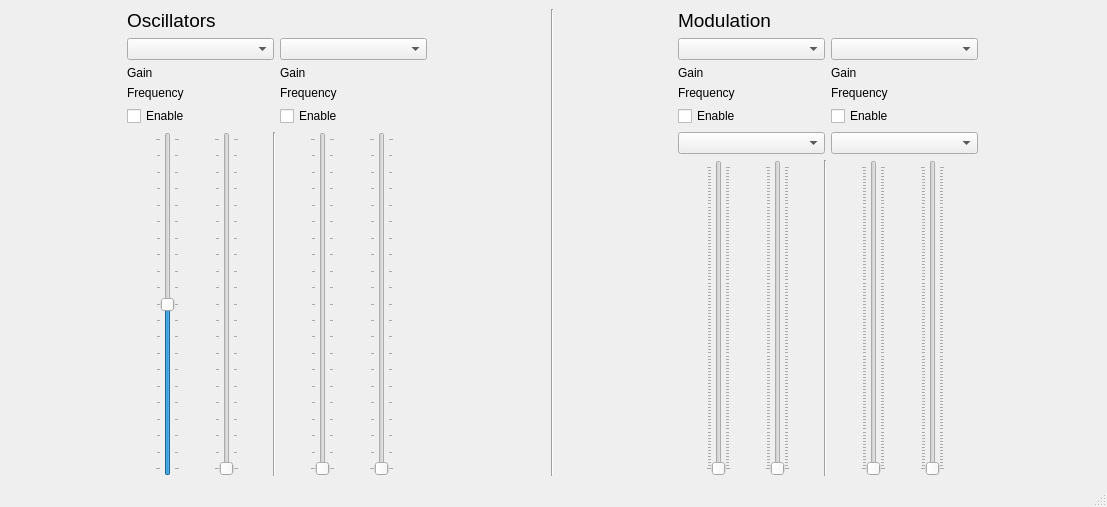
Qt form main.ui (mtirado1/digital-synth) before a commit.
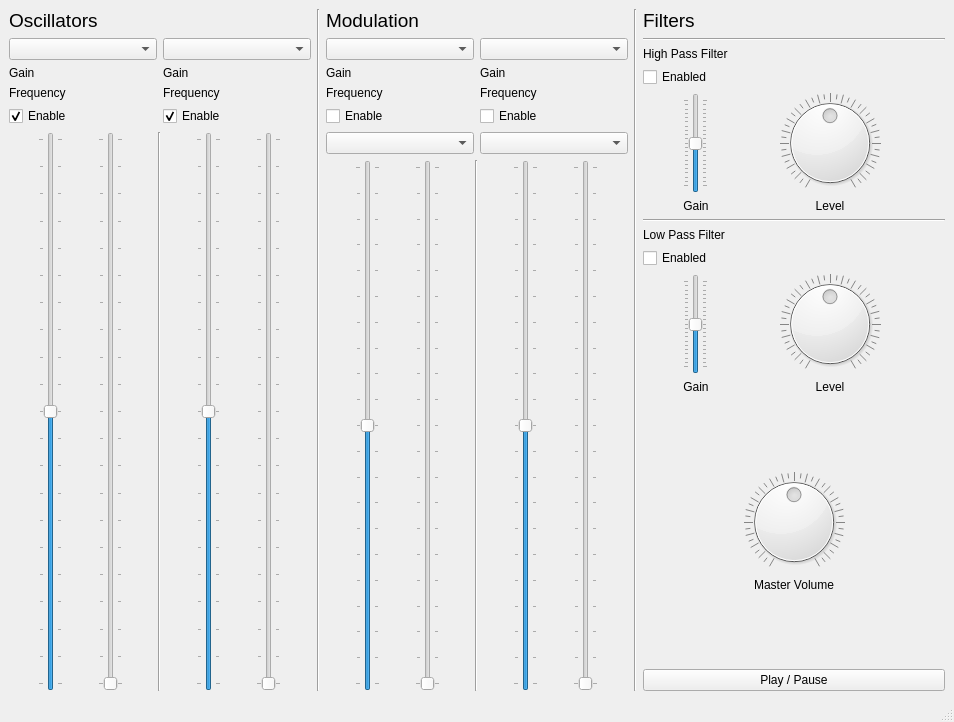
The same form after that commit.

Commit message: Add AM/FM modulation

Diff of the .ui file:
```diff
--- a/main.ui
+++ b/main.ui
@@ -2,23 +2,210 @@
 <ui version="4.0">
  <class>MainWindow</class>
  <widget class="QMainWindow" name="MainWindow">
+  <property name="windowModality">
+   <enum>Qt::NonModal</enum>
+  </property>
   <property name="geometry">
    <rect>
     <x>0</x>
     <y>0</y>
-    <width>1107</width>
-    <height>507</height>
+    <width>954</width>
+    <height>722</height>
    </rect>
   </property>
   <property name="windowTitle">
    <string>MainWindow</string>
   </property>
+  <property name="styleSheet">
+   <string notr="true"/>
+  </property>
+  <property name="tabShape">
+   <enum>QTabWidget::Rounded</enum>
+  </property>
   <widget class="QWidget" name="centralwidget">
+   <property name="styleSheet">
+    <string notr="true"/>
+   </property>
    <layout class="QGridLayout" name="gridLayout">
+    <item row="0" column="3">
+     <layout class="QVBoxLayout" name="verticalLayout_2">
+      <item>
+       <widget class="QLabel" name="label_2">
+        <property name="sizePolicy">
+         <sizepolicy hsizetype="Expanding" vsizetype="Preferred">
+          <horstretch>0</horstretch>
+          <verstretch>0</verstretch>
+         </sizepolicy>
+        </property>
+        <property name="minimumSize">
+         <size>
+          <width>300</width>
+          <height>0</height>
+         </size>
+        </property>
+        <property name="text">
+         <string>&lt;html&gt;&lt;head/&gt;&lt;body&gt;&lt;p&gt;&lt;span style=&quot; font-size:14pt;&quot;&gt;Modulation&lt;/span&gt;&lt;/p&gt;&lt;/body&gt;&lt;/html&gt;</string>
+        </property>
+       </widget>
+      </item>
+      <item>
+       <layout class="QGridLayout" name="gridLayout_3">
+        <item row="0" column="0">
+         <widget class="QComboBox" name="mod1Type"/>
+        </item>
+        <item row="0" column="1">
+         <widget class="QComboBox" name="mod2Type"/>
+        </item>
+        <item row="2" column="0">
+         <widget class="QLabel" name="mod1FreqLabel">
+          <property name="text">
+           <string>Frequency</string>
+          </property>
+         </widget>
+        </item>
+        <item row="5" column="0">
+         <widget class="QComboBox" name="mod1Mode"/>
+        </item>
+        <item row="1" column="0">
+         <widget class="QLabel" name="mod1GainLabel">
+          <property name="text">
+           <string>Gain</string>
+          </property>
+         </widget>
+        </item>
+        <item row="1" column="1">
+         <widget class="QLabel" name="mod2GainLabel">
+          <property name="text">
+           <string>Gain</string>
+          </property>
+         </widget>
+        </item>
+        <item row="2" column="1">
+         <widget class="QLabel" name="mod2FreqLabel">
+          <property name="text">
+           <string>Frequency</string>
+          </property>
+         </widget>
+        </item>
+        <item row="5" column="1">
+         <widget class="QComboBox" name="mod2Mode"/>
+        </item>
+        <item row="4" column="1">
+         <widget class="QCheckBox" name="mod2Enable">
+          <property name="text">
+           <string>Enable</string>
+          </property>
+         </widget>
+        </item>
+        <item row="4" column="0">
+         <widget class="QCheckBox" name="mod1Enable">
+          <property name="text">
+           <string>Enable</string>
+          </property>
+         </widget>
+        </item>
+       </layout>
+      </item>
+      <item>
+       <layout class="QHBoxLayout" name="horizontalLayout_7">
+        <item>
+         <widget class="QSlider" name="mod1Gain">
+          <property name="maximum">
+           <number>200</number>
+          </property>
+          <property name="value">
+           <number>100</number>
+          </property>
+          <property name="orientation">
+           <enum>Qt::Vertical</enum>
+          </property>
+          <property name="tickPosition">
+           <enum>QSlider::TicksBothSides</enum>
+          </property>
+          <property name="tickInterval">
+           <number>10</number>
+          </property>
+         </widget>
+        </item>
+        <item>
+         <widget class="QSlider" name="mod1Freq">
+          <property name="maximum">
+           <number>200</number>
+          </property>
+          <property name="orientation">
+           <enum>Qt::Vertical</enum>
+          </property>
+          <property name="tickPosition">
+           <enum>QSlider::TicksBothSides</enum>
+          </property>
+          <property name="tickInterval">
+           <number>10</number>
+          </property>
+         </widget>
+        </item>
+        <item>
+         <widget class="Line" name="line_2">
+          <property name="orientation">
+           <enum>Qt::Vertical</enum>
+          </property>
+         </widget>
+        </item>
+        <item>
+         <widget class="QSlider" name="mod2Gain">
+          <property name="maximum">
+           <number>200</number>
+          </property>
+          <property name="value">
+           <number>100</number>
+          </property>
+          <property name="orientation">
+           <enum>Qt::Vertical</enum>
+          </property>
+          <property name="tickPosition">
+           <enum>QSlider::TicksBothSides</enum>
+          </property>
+          <property name="tickInterval">
+           <number>10</number>
+          </property>
+         </widget>
+        </item>
+        <item>
+         <widget class="QSlider" name="mod2Freq">
+          <property name="maximum">
+           <number>200</number>
+          </property>
+          <property name="orientation">
+           <enum>Qt::Vertical</enum>
+          </property>
+          <property name="tickPosition">
+           <enum>QSlider::TicksBothSides</enum>
+          </property>
+          <property name="tickInterval">
+           <number>10</number>
+          </property>
+         </widget>
+        </item>
+       </layout>
+      </item>
+     </layout>
+    </item>
+    <item row="0" column="2">
+     <widget class="Line" name="line_3">
+      <property name="orientation">
+       <enum>Qt::Vertical</enum>
+      </property>
+     </widget>
+    </item>
     <item row="0" column="1">
      <layout class="QVBoxLayout" name="verticalLayout">
       <item>
        <widget class="QLabel" name="label">
+        <property name="sizePolicy">
+         <sizepolicy hsizetype="Expanding" vsizetype="Preferred">
+          <horstretch>0</horstretch>
+          <verstretch>0</verstretch>
+         </sizepolicy>
+        </property>
         <property name="minimumSize">
          <size>
           <width>300</width>
@@ -32,26 +219,19 @@
       </item>
       <item>
        <layout class="QGridLayout" name="gridLayout_2">
-        <item row="2" column="0">
-         <widget class="QLabel" name="osc1FreqLabel">
-          <property name="text">
-           <string>Frequency</string>
-          </property>
-         </widget>
-        </item>
-        <item row="1" column="0">
-         <widget class="QLabel" name="osc1GainLabel">
-          <property name="text">
-           <string>Gain</string>
-          </property>
-         </widget>
-        </item>
-        <item row="0" column="0">
-         <widget class="QComboBox" name="osc1Type"/>
-        </item>
         <item row="0" column="1">
          <widget class="QComboBox" name="osc2Type"/>
         </item>
+        <item row="3" column="1">
+         <widget class="QCheckBox" name="osc2Enable">
+          <property name="text">
+           <string>Enable</string>
+          </property>
+          <property name="checked">
+           <bool>true</bool>
+          </property>
+         </widget>
+        </item>
         <item row="2" column="1">
          <widget class="QLabel" name="osc2FreqLabel">
           <property name="text">
@@ -71,12 +251,25 @@
           <property name="text">
            <string>Enable</string>
           </property>
+          <property name="checked">
+           <bool>true</bool>
+          </property>
          </widget>
         </item>
-        <item row="3" column="1">
-         <widget class="QCheckBox" name="osc2Enable">
+        <item row="1" column="0">
+         <widget class="QLabel" name="osc1GainLabel">
           <property name="text">
-           <string>Enable</string>
+           <string>Gain</string>
+          </property>
+         </widget>
+        </item>
+        <item row="0" column="0">
+         <widget class="QComboBox" name="osc1Type"/>
+        </item>
+        <item row="2" column="0">
+         <widget class="QLabel" name="osc1FreqLabel">
+          <property name="text">
+           <string>Frequency</string>
           </property>
          </widget>
         </item>
@@ -84,6 +277,9 @@
       </item>
       <item>
        <layout class="QHBoxLayout" name="horizontalLayout">
+        <property name="sizeConstraint">
+         <enum>QLayout::SetDefaultConstraint</enum>
+        </property>
         <item>
          <widget class="QSlider" name="osc1Gain">
           <property name="maximum">
@@ -134,6 +330,9 @@
           <property name="maximum">
            <number>200</number>
           </property>
+          <property name="value">
+           <number>100</number>
+          </property>
           <property name="orientation">
            <enum>Qt::Vertical</enum>
           </property>
@@ -165,10 +364,16 @@
       </item>
      </layout>
     </item>
-    <item row="0" column="3">
-     <layout class="QVBoxLayout" name="verticalLayout_2">
+    <item row="0" column="5">
+     <layout class="QVBoxLayout" name="verticalLayout_3">
       <item>
-       <widget class="QLabel" name="label_2">
+       <widget class="QLabel" name="label_3">
+        <property name="sizePolicy">
+         <sizepolicy hsizetype="Expanding" vsizetype="Preferred">
+          <horstretch>0</horstretch>
+          <verstretch>0</verstretch>
+         </sizepolicy>
+        </property>
         <property name="minimumSize">
          <size>
           <width>300</width>
@@ -176,126 +381,260 @@
          </size>
         </property>
         <property name="text">
-         <string>&lt;html&gt;&lt;head/&gt;&lt;body&gt;&lt;p&gt;&lt;span style=&quot; font-size:14pt;&quot;&gt;Modulation&lt;/span&gt;&lt;/p&gt;&lt;/body&gt;&lt;/html&gt;</string>
+         <string>&lt;html&gt;&lt;head/&gt;&lt;body&gt;&lt;p&gt;&lt;span style=&quot; font-size:14pt;&quot;&gt;Filters&lt;/span&gt;&lt;/p&gt;&lt;/body&gt;&lt;/html&gt;</string>
         </property>
        </widget>
       </item>
       <item>
-       <layout class="QGridLayout" name="gridLayout_3">
+       <widget class="Line" name="line_5">
+        <property name="orientation">
+         <enum>Qt::Horizontal</enum>
+        </property>
+       </widget>
+      </item>
+      <item>
+       <widget class="QLabel" name="label_4">
+        <property name="text">
+         <string>High Pass Filter</string>
+        </property>
+       </widget>
+      </item>
+      <item>
+       <widget class="QCheckBox" name="checkBox_2">
+        <property name="text">
+         <string>Enabled</string>
+        </property>
+       </widget>
+      </item>
+      <item>
+       <layout class="QGridLayout" name="gridLayout_5">
         <item row="0" column="0">
-         <widget class="QComboBox" name="comboBox_3"/>
+         <widget class="QSlider" name="verticalSlider">
+          <property name="maximum">
+           <number>200</number>
+          </property>
+          <property name="value">
+           <number>100</number>
+          </property>
+          <property name="orientation">
+           <enum>Qt::Vertical</enum>
+          </property>
+          <property name="tickPosition">
+           <enum>QSlider::TicksBothSides</enum>
+          </property>
+          <property name="tickInterval">
+           <number>10</number>
+          </property>
+         </widget>
         </item>
-        <item row="1" column="1">
+        <item row="0" column="1">
+         <widget class="QDial" name="dial">
+          <property name="sizePolicy">
+           <sizepolicy hsizetype="Maximum" vsizetype="Preferred">
+            <horstretch>0</horstretch>
+            <verstretch>0</verstretch>
+           </sizepolicy>
+          </property>
+          <property name="maximumSize">
+           <size>
+            <width>150</width>
+            <height>16777215</height>
+           </size>
+          </property>
+          <property name="maximum">
+           <number>200</number>
+          </property>
+          <property name="value">
+           <number>100</number>
+          </property>
+          <property name="notchTarget">
+           <double>5.000000000000000</double>
+          </property>
+          <property name="notchesVisible">
+           <bool>true</bool>
+          </property>
+         </widget>
+        </item>
+        <item row="1" column="0">
          <widget class="QLabel" name="label_8">
           <property name="text">
            <string>Gain</string>
           </property>
+          <property name="alignment">
+           <set>Qt::AlignCenter</set>
+          </property>
          </widget>
         </item>
-        <item row="0" column="1">
-         <widget class="QComboBox" name="comboBox_4"/>
-        </item>
-        <item row="2" column="0">
+        <item row="1" column="1">
          <widget class="QLabel" name="label_9">
           <property name="text">
-           <string>Frequency</string>
+           <string>Level</string>
+          </property>
+          <property name="alignment">
+           <set>Qt::AlignCenter</set>
           </property>
          </widget>
         </item>
+       </layout>
+      </item>
+      <item>
+       <widget class="Line" name="line_4">
+        <property name="orientation">
+         <enum>Qt::Horizontal</enum>
+        </property>
+       </widget>
+      </item>
+      <item>
+       <widget class="QLabel" name="label_5">
+        <property name="text">
+         <string>Low Pass Filter</string>
+        </property>
+       </widget>
+      </item>
+      <item>
+       <widget class="QCheckBox" name="checkBox">
+        <property name="text">
+         <string>Enabled</string>
+        </property>
+       </widget>
+      </item>
+      <item>
+       <layout class="QGridLayout" name="gridLayout_4">
         <item row="1" column="0">
+         <widget class="QLabel" name="label_6">
+          <property name="text">
+           <string>Gain</string>
+          </property>
+          <property name="alignment">
+           <set>Qt::AlignCenter</set>
+          </property>
+         </widget>
+        </item>
+        <item row="0" column="1">
+         <widget class="QDial" name="dial_2">
+          <property name="sizePolicy">
+           <sizepolicy hsizetype="Maximum" vsizetype="Preferred">
+            <horstretch>0</horstretch>
+            <verstretch>0</verstretch>
+           </sizepolicy>
+          </property>
+          <property name="maximumSize">
+           <size>
+            <width>150</width>
+            <height>16777215</height>
+           </size>
+          </property>
+          <property name="maximum">
+           <number>200</number>
+          </property>
+          <property name="value">
+           <number>100</number>
+          </property>
+          <property name="notchTarget">
+           <double>5.000000000000000</double>
+          </property>
+          <property name="notchesVisible">
+           <bool>true</bool>
+          </property>
+         </widget>
+        </item>
+        <item row="0" column="0">
+         <widget class="QSlider" name="verticalSlider_2">
+          <property name="maximum">
+           <number>200</number>
+          </property>
+          <property name="value">
+           <number>100</number>
+          </property>
+          <property name="orientation">
+           <enum>Qt::Vertical</enum>
+          </property>
+          <property name="tickPosition">
+           <enum>QSlider::TicksBothSides</enum>
+          </property>
+          <property name="tickInterval">
+           <number>10</number>
+          </property>
+         </widget>
+        </item>
+        <item row="1" column="1">
          <widget class="QLabel" name="label_7">
           <property name="text">
-           <string>Gain</string>
+           <string>Level</string>
           </property>
-         </widget>
-        </item>
-        <item row="2" column="1">
-         <widget class="QLabel" name="label_10">
-          <property name="text">
-           <string>Frequency</string>
+          <property name="alignment">
+           <set>Qt::AlignCenter</set>
           </property>
          </widget>
         </item>
-        <item row="5" column="1">
-         <widget class="QComboBox" name="comboBox_6"/>
-        </item>
-        <item row="5" column="0">
-         <widget class="QComboBox" name="comboBox_5"/>
-        </item>
-        <item row="4" column="0">
-         <widget class="QCheckBox" name="checkBox_3">
-          <property name="text">
-           <string>Enable</string>
-          </property>
-         </widget>
-        </item>
-        <item row="4" column="1">
-         <widget class="QCheckBox" name="checkBox_4">
-          <property name="text">
-           <string>Enable</string>
-          </property>
-         </widget>
-        </item>
        </layout>
       </item>
       <item>
-       <layout class="QHBoxLayout" name="horizontalLayout_7">
-        <item>
-         <widget class="QSlider" name="verticalSlider_5">
-          <property name="orientation">
-           <enum>Qt::Vertical</enum>
-          </property>
-          <property name="tickPosition">
-           <enum>QSlider::TicksBothSides</enum>
-          </property>
-         </widget>
-        </item>
-        <item>
-         <widget class="QSlider" name="verticalSlider_7">
-          <property name="orientation">
-           <enum>Qt::Vertical</enum>
-          </property>
-          <property name="tickPosition">
-           <enum>QSlider::TicksBothSides</enum>
-          </property>
-         </widget>
-        </item>
-        <item>
-         <widget class="Line" name="line_2">
-          <property name="orientation">
-           <enum>Qt::Vertical</enum>
-          </property>
-         </widget>
-        </item>
-        <item>
-         <widget class="QSlider" name="verticalSlider_8">
-          <property name="orientation">
-           <enum>Qt::Vertical</enum>
-          </property>
-          <property name="tickPosition">
-           <enum>QSlider::TicksBothSides</enum>
-          </property>
-         </widget>
-        </item>
-        <item>
-         <widget class="QSlider" name="verticalSlider_6">
-          <property name="orientation">
-           <enum>Qt::Vertical</enum>
-          </property>
-          <property name="tickPosition">
-           <enum>QSlider::TicksBothSides</enum>
-          </property>
-         </widget>
-        </item>
-       </layout>
+       <spacer name="verticalSpacer">
+        <property name="orientation">
+         <enum>Qt::Vertical</enum>
+        </property>
+        <property name="sizeHint" stdset="0">
+         <size>
+          <width>20</width>
+          <height>40</height>
+         </size>
+        </property>
+       </spacer>
+      </item>
+      <item>
+       <widget class="QDial" name="masterGain">
+        <property name="maximum">
+         <number>200</number>
+        </property>
+        <property name="value">
+         <number>100</number>
+        </property>
+        <property name="wrapping">
+         <bool>false</bool>
+        </property>
+        <property name="notchTarget">
+         <double>5.000000000000000</double>
+        </property>
+        <property name="notchesVisible">
+         <bool>true</bool>
+        </property>
+       </widget>
+      </item>
+      <item>
+       <widget class="QLabel" name="masterGainLabel">
+        <property name="text">
+         <string>Master Volume</string>
+        </property>
+        <property name="alignment">
+         <set>Qt::AlignCenter</set>
+        </property>
+       </widget>
+      </item>
+      <item>
+       <spacer name="verticalSpacer_2">
+        <property name="orientation">
+         <enum>Qt::Vertical</enum>
+        </property>
+        <property name="sizeHint" stdset="0">
+         <size>
+          <width>20</width>
+          <height>40</height>
+         </size>
+        </property>
+       </spacer>
+      </item>
+      <item>
+       <widget class="QPushButton" name="pushButton">
+        <property name="text">
+         <string>Play / Pause</string>
+        </property>
+       </widget>
       </item>
      </layout>
     </item>
     <item row="0" column="4">
-     <layout class="QVBoxLayout" name="verticalLayout_3"/>
-    </item>
-    <item row="0" column="2">
-     <widget class="Line" name="line_3">
+     <widget class="Line" name="line_6">
       <property name="orientation">
        <enum>Qt::Vertical</enum>
       </property>
@@ -308,7 +647,7 @@
     <rect>
      <x>0</x>
      <y>0</y>
-     <width>1107</width>
+     <width>954</width>
      <height>23</height>
     </rect>
    </property>
```
The commit also changes 2 other files.
